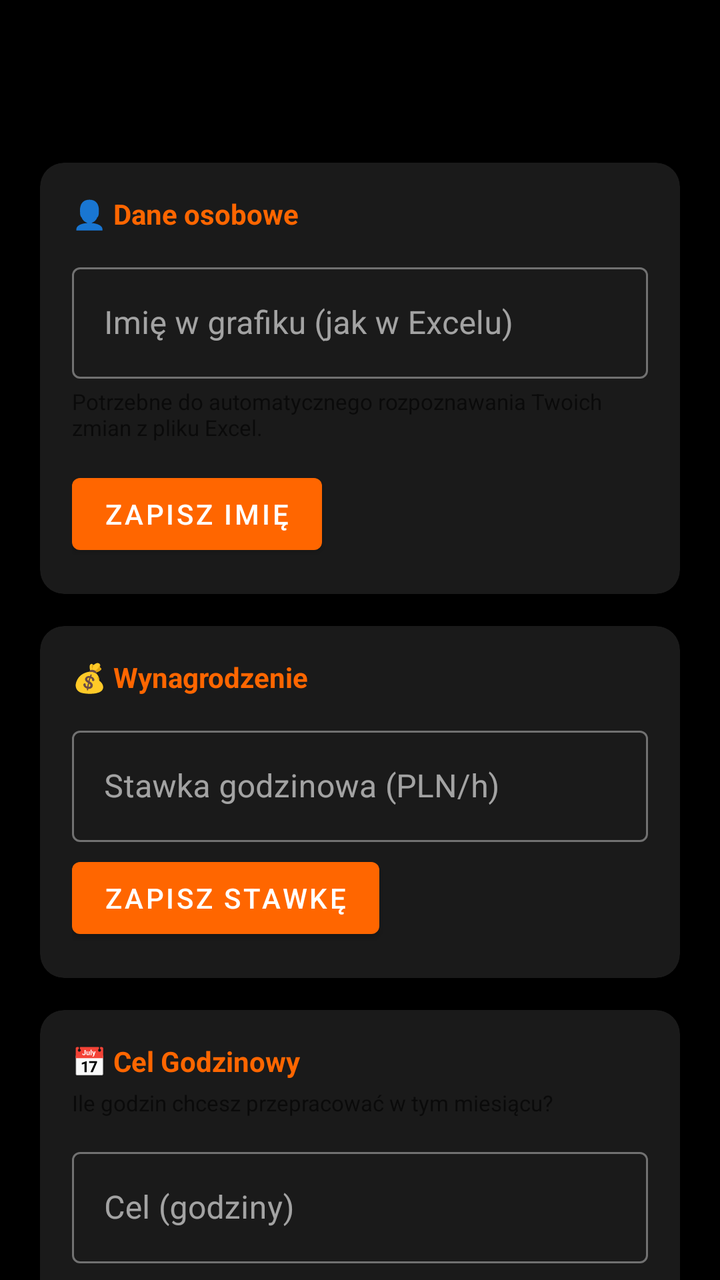
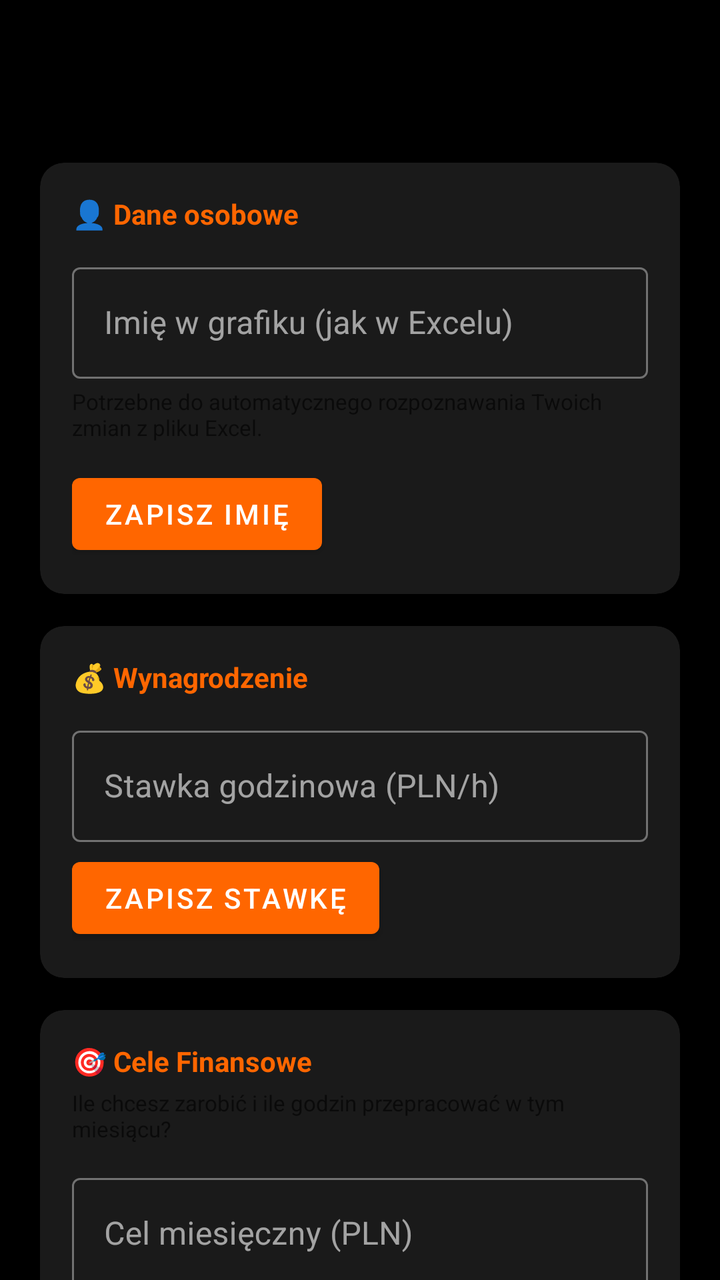

The first picture is an Android layout as it rendered before a commit; the second is the same layout after the commit. The layout source and the unified diff follow.
<!-- AndroidManifest.xml: application theme Theme.AsystentKinowy -->
<!-- res/layout/fragment_profile.xml -->
<?xml version="1.0" encoding="utf-8"?>
<ScrollView
    xmlns:android="http://schemas.android.com/apk/res/android"
    xmlns:app="http://schemas.android.com/apk/res-auto"
    android:layout_width="match_parent"
    android:layout_height="match_parent"
    android:fillViewport="true">

    <LinearLayout
        android:layout_width="match_parent"
        android:layout_height="wrap_content"
        android:orientation="vertical"
        android:padding="20dp">

        
        <TextView
            android:layout_width="wrap_content"
            android:layout_height="wrap_content"
            android:text="Profil"
            android:textSize="28sp"
            android:textStyle="bold"
            android:layout_marginBottom="24dp" />

        
        <com.google.android.material.card.MaterialCardView
            android:layout_width="match_parent"
            android:layout_height="wrap_content"
            android:layout_marginBottom="16dp"
            app:cardElevation="2dp"
            app:cardCornerRadius="12dp">

            <LinearLayout
                android:layout_width="match_parent"
                android:layout_height="wrap_content"
                android:orientation="vertical"
                android:padding="16dp">

                <TextView
                    android:layout_width="wrap_content"
                    android:layout_height="wrap_content"
                    android:text="👤 Dane osobowe"
                    android:textSize="14sp"
                    android:textStyle="bold"
                    android:textColor="?attr/colorPrimary"
                    android:layout_marginBottom="12dp" />

                
                <com.google.android.material.textfield.TextInputLayout
                    android:layout_width="match_parent"
                    android:layout_height="wrap_content"
                    android:hint="Imię w grafiku (jak w Excelu)"
                    style="@style/Widget.MaterialComponents.TextInputLayout.OutlinedBox"
                    android:layout_marginBottom="4dp">

                    <com.google.android.material.textfield.TextInputEditText
                        android:id="@+id/et_profile_name"
                        android:layout_width="match_parent"
                        android:layout_height="wrap_content"
                        android:inputType="textPersonName"
                        android:maxLines="1"
                        android:imeOptions="actionDone" />

                </com.google.android.material.textfield.TextInputLayout>

                <TextView
                    android:layout_width="match_parent"
                    android:layout_height="wrap_content"
                    android:text="Potrzebne do automatycznego rozpoznawania Twoich zmian z pliku Excel."
                    android:textSize="11sp"
                    android:textColor="?android:attr/textColorSecondary"
                    android:layout_marginBottom="12dp" />

                <com.google.android.material.button.MaterialButton
                    android:id="@+id/btn_save_name"
                    android:layout_width="wrap_content"
                    android:layout_height="wrap_content"
                    android:text="Zapisz imię" />

            </LinearLayout>
        </com.google.android.material.card.MaterialCardView>

        
        <com.google.android.material.card.MaterialCardView
            android:layout_width="match_parent"
            android:layout_height="wrap_content"
            android:layout_marginBottom="16dp"
            app:cardElevation="2dp"
            app:cardCornerRadius="12dp">

            <LinearLayout
                android:layout_width="match_parent"
                android:layout_height="wrap_content"
                android:orientation="vertical"
                android:padding="16dp">

                <TextView
                    android:layout_width="wrap_content"
                    android:layout_height="wrap_content"
                    android:text="💰 Wynagrodzenie"
                    android:textSize="14sp"
                    android:textStyle="bold"
                    android:textColor="?attr/colorPrimary"
                    android:layout_marginBottom="12dp" />

                
                <com.google.android.material.textfield.TextInputLayout
                    android:layout_width="match_parent"
                    android:layout_height="wrap_content"
                    android:hint="Stawka godzinowa (PLN/h)"
                    style="@style/Widget.MaterialComponents.TextInputLayout.OutlinedBox"
                    android:layout_marginBottom="4dp">

                    <com.google.android.material.textfield.TextInputEditText
                        android:id="@+id/et_profile_hourly_rate"
                        android:layout_width="match_parent"
                        android:layout_height="wrap_content"
                        android:inputType="numberDecimal"
                        android:maxLines="1"
                        android:imeOptions="actionDone" />

                </com.google.android.material.textfield.TextInputLayout>

                <TextView
                    android:id="@+id/tv_profile_saved_rate"
                    android:layout_width="wrap_content"
                    android:layout_height="wrap_content"
                    android:textSize="12sp"
                    android:textColor="?android:attr/textColorSecondary"
                    android:layout_marginBottom="12dp"
                    android:visibility="gone" />

                <com.google.android.material.button.MaterialButton
                    android:id="@+id/btn_profile_save_rate"
                    android:layout_width="wrap_content"
                    android:layout_height="wrap_content"
                    android:text="Zapisz stawkę" />

            </LinearLayout>
        </com.google.android.material.card.MaterialCardView>

        
        <com.google.android.material.card.MaterialCardView
            android:layout_width="match_parent"
            android:layout_height="wrap_content"
            android:layout_marginBottom="16dp"
            app:cardElevation="2dp"
            app:cardCornerRadius="12dp">

            <LinearLayout
                android:layout_width="match_parent"
                android:layout_height="wrap_content"
                android:orientation="vertical"
                android:padding="16dp">

                <TextView
                    android:layout_width="wrap_content"
                    android:layout_height="wrap_content"
                    android:text="📅 Cel Godzinowy"
                    android:textSize="14sp"
                    android:textStyle="bold"
                    android:textColor="?attr/colorPrimary"
                    android:layout_marginBottom="4dp" />

                <TextView
                    android:layout_width="match_parent"
                    android:layout_height="wrap_content"
                    android:text="Ile godzin chcesz przepracować w tym miesiącu?"
                    android:textSize="11sp"
                    android:textColor="?android:attr/textColorSecondary"
                    android:layout_marginBottom="12dp" />

                <com.google.android.material.textfield.TextInputLayout
                    android:layout_width="match_parent"
                    android:layout_height="wrap_content"
                    android:hint="Cel (godziny)"
                    style="@style/Widget.MaterialComponents.TextInputLayout.OutlinedBox"
                    android:layout_marginBottom="12dp">

                    <com.google.android.material.textfield.TextInputEditText
                        android:id="@+id/et_profile_goal_hours"
                        android:layout_width="match_parent"
                        android:layout_height="wrap_content"
                        android:inputType="number"
                        android:maxLines="1"
                        android:imeOptions="actionDone" />

                </com.google.android.material.textfield.TextInputLayout>

                <com.google.android.material.button.MaterialButton
                    android:id="@+id/btn_profile_save_goal"
                    android:layout_width="wrap_content"
                    android:layout_height="wrap_content"
                    android:text="Zapisz cel" />

            </LinearLayout>
        </com.google.android.material.card.MaterialCardView>

        
        <com.google.android.material.card.MaterialCardView
            android:layout_width="match_parent"
            android:layout_height="wrap_content"
            android:layout_marginBottom="16dp"
            app:cardElevation="2dp"
            app:cardCornerRadius="12dp">

            <LinearLayout
                android:layout_width="match_parent"
                android:layout_height="wrap_content"
                android:orientation="vertical"
                android:padding="16dp">

                <TextView
                    android:layout_width="wrap_content"
                    android:layout_height="wrap_content"
                    android:text="🔔 Czas Powiadomienia"
                    android:textSize="14sp"
                    android:textStyle="bold"
                    android:textColor="?attr/colorPrimary"
                    android:layout_marginBottom="4dp" />

                <TextView
                    android:layout_width="match_parent"
                    android:layout_height="wrap_content"
                    android:text="Ile minut przed zmianą ma dzwonić budzik?"
                    android:textSize="11sp"
                    android:textColor="?android:attr/textColorSecondary"
                    android:layout_marginBottom="12dp" />

                <com.google.android.material.textfield.TextInputLayout
                    android:layout_width="match_parent"
                    android:layout_height="wrap_content"
                    android:hint="Minut przed zmianą"
                    style="@style/Widget.MaterialComponents.TextInputLayout.OutlinedBox"
                    android:layout_marginBottom="12dp">

                    <com.google.android.material.textfield.TextInputEditText
                        android:id="@+id/et_profile_notify_minutes"
                        android:layout_width="match_parent"
                        android:layout_height="wrap_content"
                        android:inputType="number"
                        android:maxLines="1"
                        android:imeOptions="actionDone" />

                </com.google.android.material.textfield.TextInputLayout>

                <com.google.android.material.button.MaterialButton
                    android:id="@+id/btn_profile_save_notify"
                    android:layout_width="wrap_content"
                    android:layout_height="wrap_content"
                    android:text="Zapisz" />

            </LinearLayout>
        </com.google.android.material.card.MaterialCardView>

        
        <com.google.android.material.card.MaterialCardView
            android:layout_width="match_parent"
            android:layout_height="wrap_content"
            android:layout_marginBottom="16dp"
            app:cardElevation="2dp"
            app:cardCornerRadius="12dp">

            <LinearLayout
                android:layout_width="match_parent"
                android:layout_height="wrap_content"
                android:orientation="vertical"
                android:padding="16dp">

                <TextView
                    android:layout_width="wrap_content"
                    android:layout_height="wrap_content"
                    android:text="🛡 Kopia Zapasowa (JSON)"
                    android:textSize="14sp"
                    android:textStyle="bold"
                    android:textColor="?attr/colorPrimary"
                    android:layout_marginBottom="4dp" />

                <TextView
                    android:layout_width="match_parent"
                    android:layout_height="wrap_content"
                    android:text="Zapisz kompletny grafik do pliku .json (z opcją natychmiastowego eksportu do chmury / Dysk Google) lub przywróć dane po przesiadce na nowy telefon bez duplikatów."
                    android:textSize="11sp"
                    android:textColor="?android:attr/textColorSecondary"
                    android:layout_marginBottom="12dp" />

                <LinearLayout
                    android:layout_width="match_parent"
                    android:layout_height="wrap_content"
                    android:orientation="horizontal">

                    <com.google.android.material.button.MaterialButton
                        android:id="@+id/btn_export_backup"
                        android:layout_width="0dp"
                        android:layout_height="wrap_content"
                        android:layout_weight="1"
                        android:layout_marginEnd="6dp"
                        android:text="Eksportuj"
                        app:icon="@android:drawable/ic_menu_save"
                        style="@style/Widget.MaterialComponents.Button" />

                    <com.google.android.material.button.MaterialButton
                        android:id="@+id/btn_import_backup"
                        android:layout_width="0dp"
                        android:layout_height="wrap_content"
                        android:layout_weight="1"
                        android:layout_marginStart="6dp"
                        android:text="Przywróć"
                        style="@style/Widget.MaterialComponents.Button.OutlinedButton" />

                </LinearLayout>

            </LinearLayout>
        </com.google.android.material.card.MaterialCardView>

        
        <com.google.android.material.card.MaterialCardView
            android:layout_width="match_parent"
            android:layout_height="wrap_content"
            app:cardElevation="2dp"
            app:cardCornerRadius="12dp">

            <LinearLayout
                android:layout_width="match_parent"
                android:layout_height="wrap_content"
                android:orientation="vertical"
                android:padding="16dp">

                <TextView
                    android:layout_width="wrap_content"
                    android:layout_height="wrap_content"
                    android:text="ℹ️ O aplikacji"
                    android:textSize="14sp"
                    android:textStyle="bold"
                    android:textColor="?attr/colorPrimary"
                    android:layout_marginBottom="8dp" />

                <TextView
                    android:id="@+id/tv_profile_version"
                    android:layout_width="wrap_content"
                    android:layout_height="wrap_content"
                    android:text="KinoBot v2.9"
                    android:textSize="14sp" />

                <TextView
                    android:layout_width="wrap_content"
                    android:layout_height="wrap_content"
                    android:text="Asystent kinowy — grafik, budzik, finanse"
                    android:textSize="12sp"
                    android:textColor="?android:attr/textColorSecondary"
                    android:layout_marginTop="4dp" />

            </LinearLayout>
        </com.google.android.material.card.MaterialCardView>

    </LinearLayout>
</ScrollView>
<!-- resources referenced by this layout -->
<resources>
  <style name="Theme.AsystentKinowy" parent="Theme.MaterialComponents.DayNight.NoActionBar">        <item name="colorPrimary">@color/colorPrimary</item>
          <item name="colorPrimaryVariant">@color/colorPrimary</item>
          <item name="colorOnPrimary">@color/colorOnPrimary</item>
  
          
          <item name="colorSecondary">@color/colorPrimary</item>
          <item name="colorSecondaryVariant">@color/colorPrimary</item>
          <item name="colorOnSecondary">@color/colorOnPrimary</item>
  
          
          <item name="android:colorBackground">@color/colorBackground</item>
          <item name="colorSurface">@color/colorSurface</item>
          <item name="colorSurfaceVariant">@color/colorSurfaceVariant</item>
          <item name="colorOnSurface">@color/colorOnPrimary</item>
  
          
          <item name="colorError">@color/md_error</item>
          <item name="colorOnError">@color/colorOnPrimary</item>
  
          
          <item name="android:statusBarColor">@color/colorBackground</item>
          <item name="android:navigationBarColor">@color/colorBackground</item>
  
          
          <item name="textAppearanceBody1">@style/TextAppearance.MaterialComponents.Body1</item>
          <item name="textAppearanceBody2">@style/TextAppearance.MaterialComponents.Body2</item>
          <item name="textAppearanceCaption">@style/TextAppearance.MaterialComponents.Caption</item>
          <item name="textAppearanceHeadline1">@style/TextAppearance.MaterialComponents.Headline1</item>
          <item name="textAppearanceHeadline2">@style/TextAppearance.MaterialComponents.Headline2</item>
          <item name="textAppearanceHeadline3">@style/TextAppearance.MaterialComponents.Headline3</item>
          <item name="textAppearanceHeadline4">@style/TextAppearance.MaterialComponents.Headline4</item>
          <item name="textAppearanceHeadline5">@style/TextAppearance.MaterialComponents.Headline5</item>
          <item name="textAppearanceHeadline6">@style/TextAppearance.MaterialComponents.Headline6</item>
          <item name="textAppearanceSubtitle1">@style/TextAppearance.MaterialComponents.Subtitle1</item>
          <item name="textAppearanceSubtitle2">@style/TextAppearance.MaterialComponents.Subtitle2</item>
          <item name="textAppearanceOverline">@style/TextAppearance.MaterialComponents.Overline</item>
          <item name="textAppearanceButton">@style/TextAppearance.MaterialComponents.Button</item>
  
          
          <item name="shapeAppearanceSmallComponent">@style/ShapeAppearance.MaterialComponents.SmallComponent</item>
          <item name="shapeAppearanceMediumComponent">@style/ShapeAppearance.MaterialComponents.MediumComponent</item>
          <item name="shapeAppearanceLargeComponent">@style/ShapeAppearance.MaterialComponents.LargeComponent</item>
      </style>
  <color name="colorPrimary">#FF6600</color>
  <color name="colorOnPrimary">#FFFFFF</color>
  <color name="colorBackground">#000000</color>
  <color name="colorSurface">#1A1A1A</color>
  <color name="colorSurfaceVariant">#333333</color>
  <color name="md_error">#FFB00020</color>
</resources>

<!-- the commit's change to res/layout/fragment_profile.xml (unified diff, before → after) -->
@@ -155,7 +155,7 @@
                 <TextView
                     android:layout_width="wrap_content"
                     android:layout_height="wrap_content"
-                    android:text="📅 Cel Godzinowy"
+                    android:text="🎯 Cele Finansowe"
                     android:textSize="14sp"
                     android:textStyle="bold"
                     android:textColor="?attr/colorPrimary"
@@ -164,18 +164,34 @@
                 <TextView
                     android:layout_width="match_parent"
                     android:layout_height="wrap_content"
-                    android:text="Ile godzin chcesz przepracować w tym miesiącu?"
+                    android:text="Ile chcesz zarobić i ile godzin przepracować w tym miesiącu?"
                     android:textSize="11sp"
                     android:textColor="?android:attr/textColorSecondary"
                     android:layout_marginBottom="12dp" />
 
+                
                 <com.google.android.material.textfield.TextInputLayout
                     android:layout_width="match_parent"
                     android:layout_height="wrap_content"
-                    android:hint="Cel (godziny)"
+                    android:hint="Cel miesięczny (PLN)"
+                    style="@style/Widget.MaterialComponents.TextInputLayout.OutlinedBox"
+                    android:layout_marginBottom="8dp">
+                    <com.google.android.material.textfield.TextInputEditText
+                        android:id="@+id/et_profile_goal_pln"
+                        android:layout_width="match_parent"
+                        android:layout_height="wrap_content"
+                        android:inputType="numberDecimal"
+                        android:maxLines="1"
+                        android:imeOptions="actionNext" />
+                </com.google.android.material.textfield.TextInputLayout>
+
+                
+                <com.google.android.material.textfield.TextInputLayout
+                    android:layout_width="match_parent"
+                    android:layout_height="wrap_content"
+                    android:hint="Cel godzinowy (h)"
                     style="@style/Widget.MaterialComponents.TextInputLayout.OutlinedBox"
                     android:layout_marginBottom="12dp">
-
                     <com.google.android.material.textfield.TextInputEditText
                         android:id="@+id/et_profile_goal_hours"
                         android:layout_width="match_parent"
@@ -183,17 +199,79 @@
                         android:inputType="number"
                         android:maxLines="1"
                         android:imeOptions="actionDone" />
-
                 </com.google.android.material.textfield.TextInputLayout>
 
                 <com.google.android.material.button.MaterialButton
                     android:id="@+id/btn_profile_save_goal"
                     android:layout_width="wrap_content"
                     android:layout_height="wrap_content"
-                    android:text="Zapisz cel" />
-
-            </LinearLayout>
-        </com.google.android.material.card.MaterialCardView>
+                    android:text="Zapisz cele" />
+
+            </LinearLayout>
+        </com.google.android.material.card.MaterialCardView>
+
+        
+        <com.google.android.material.card.MaterialCardView
+            android:layout_width="match_parent"
+            android:layout_height="wrap_content"
+            android:layout_marginBottom="16dp"
+            app:cardElevation="2dp"
+            app:cardCornerRadius="12dp">
+
+            <LinearLayout
+                android:layout_width="match_parent"
+                android:layout_height="wrap_content"
+                android:orientation="vertical"
+                android:padding="16dp">
+
+                <TextView
+                    android:layout_width="wrap_content"
+                    android:layout_height="wrap_content"
+                    android:text="📈 Historia Stawek"
+                    android:textSize="14sp"
+                    android:textStyle="bold"
+                    android:textColor="?attr/colorPrimary"
+                    android:layout_marginBottom="4dp" />
+
+                <TextView
+                    android:layout_width="match_parent"
+                    android:layout_height="wrap_content"
+                    android:text="Dodaj podwyżkę z datą obowiązywania. Kalkulator automatycznie rozdzieli miesiąc na odpowiednie okresy."
+                    android:textSize="11sp"
+                    android:textColor="?android:attr/textColorSecondary"
+                    android:layout_marginBottom="12dp" />
+
+                
+                <androidx.recyclerview.widget.RecyclerView
+                    android:id="@+id/rv_rate_history"
+                    android:layout_width="match_parent"
+                    android:layout_height="wrap_content"
+                    android:nestedScrollingEnabled="false"
+                    android:layout_marginBottom="12dp" />
+
+                <TextView
+                    android:id="@+id/tv_rate_history_empty"
+                    android:layout_width="match_parent"
+                    android:layout_height="wrap_content"
+                    android:text="Brak historii stawek"
+                    android:textSize="13sp"
+                    android:textColor="?android:attr/textColorSecondary"
+                    android:gravity="center"
+                    android:paddingVertical="8dp"
+                    android:visibility="gone" />
+
+                <com.google.android.material.button.MaterialButton
+                    android:id="@+id/btn_add_rate"
+                    android:layout_width="match_parent"
+                    android:layout_height="wrap_content"
+                    android:text="+ Dodaj podwyżkę / zmianę stawki"
+                    android:textAllCaps="false"
+                    style="@style/Widget.MaterialComponents.Button.OutlinedButton" />
+
+            </LinearLayout>
+        </com.google.android.material.card.MaterialCardView>
+
+
 
         
         <com.google.android.material.card.MaterialCardView
